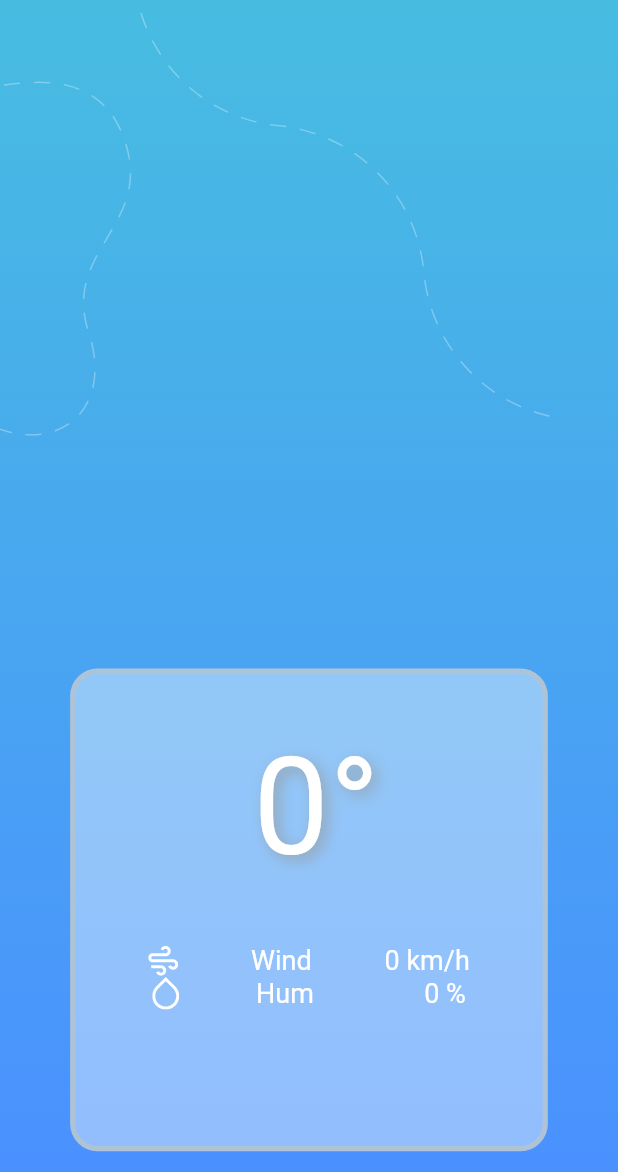
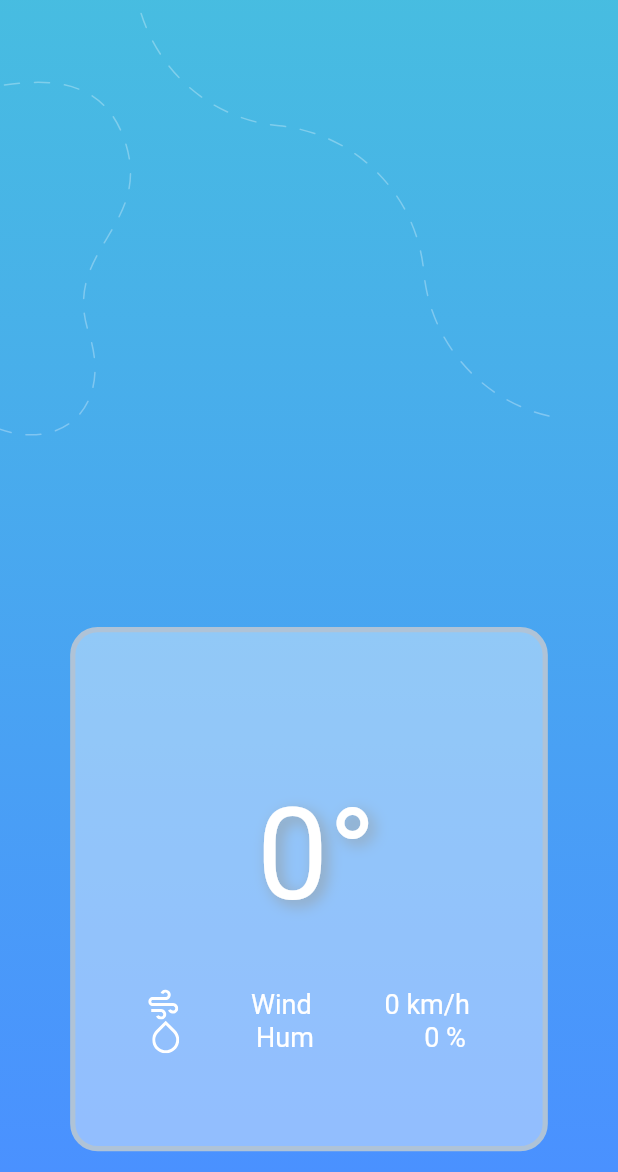
Before and after one commit to laurentcodes/weather-app, a Flutter app: the LocationInfoScreen screen opened directly, on a phone screen of 412 x 824 dp, the part 64-1236 px from its top. Run offline on Flutter 3.47's test engine with Material 2 defaults, Android fonts, the phone set to English and light mode, and no system bars; our stand-ins replace flutter_screenutil, flutter_spinkit, flutter_svg, geolocator, google_fonts; missing offline and left inert: geolocator_web; network calls fail; Roboto replaces fonts that are missing (Overpass).

Commit message:
fix: Minor fixes

```diff
--- a/lib/utilities/constants.dart
+++ b/lib/utilities/constants.dart
@@ -11,7 +11,7 @@ const cardTextStyle = TextStyle(
 );
 
 const weatherIconTextStyle = TextStyle(
-  fontSize: 180.0,
+  fontSize: 170.0,
 );
 
 const cardStatusTextSyle = TextStyle(
@@ -28,7 +28,7 @@ const cardStatusTextSyle = TextStyle(
 );
 
 const cardTempTextStyle = TextStyle(
-  fontSize: 90.0,
+  fontSize: 85.0,
   color: Colors.white,
   shadows: [
     Shadow(
--- a/lib/widgets/weather_card.dart
+++ b/lib/widgets/weather_card.dart
@@ -25,7 +25,7 @@ class WeatherCard extends StatelessWidget {
   Widget build(BuildContext context) {
     return Container(
       width: 320.w,
-      height: 350.h,
+      height: 380.h,
       decoration: BoxDecoration(
         borderRadius: BorderRadius.circular(20.r),
         color: Colors.white.withOpacity(0.4),
@@ -35,6 +35,7 @@ class WeatherCard extends StatelessWidget {
         ),
       ),
       child: Column(
+        mainAxisAlignment: MainAxisAlignment.center,
         children: [
           Padding(
             padding: EdgeInsets.all(8.w),
```
